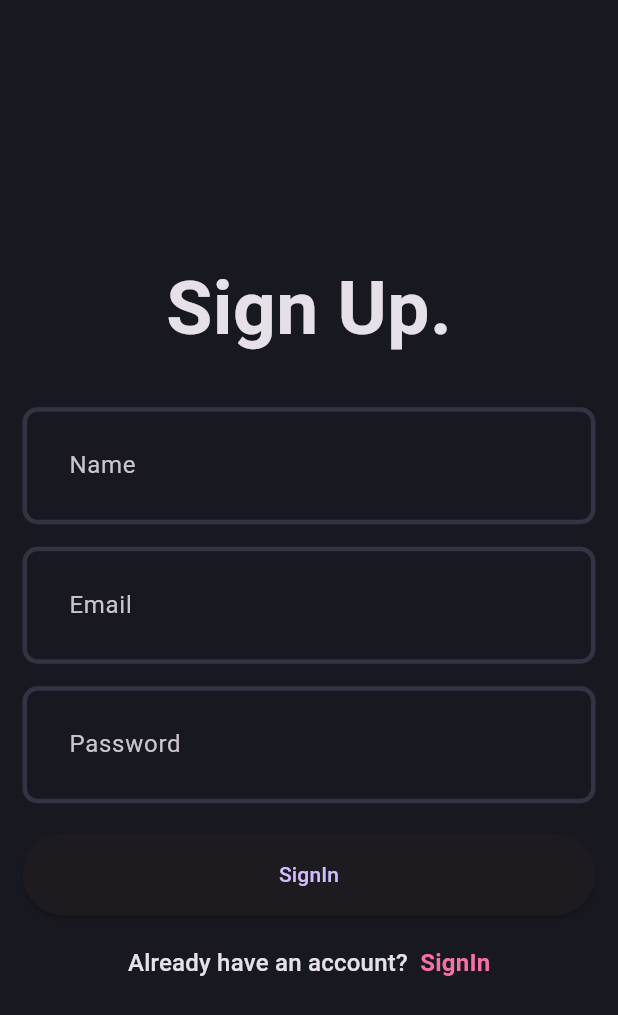
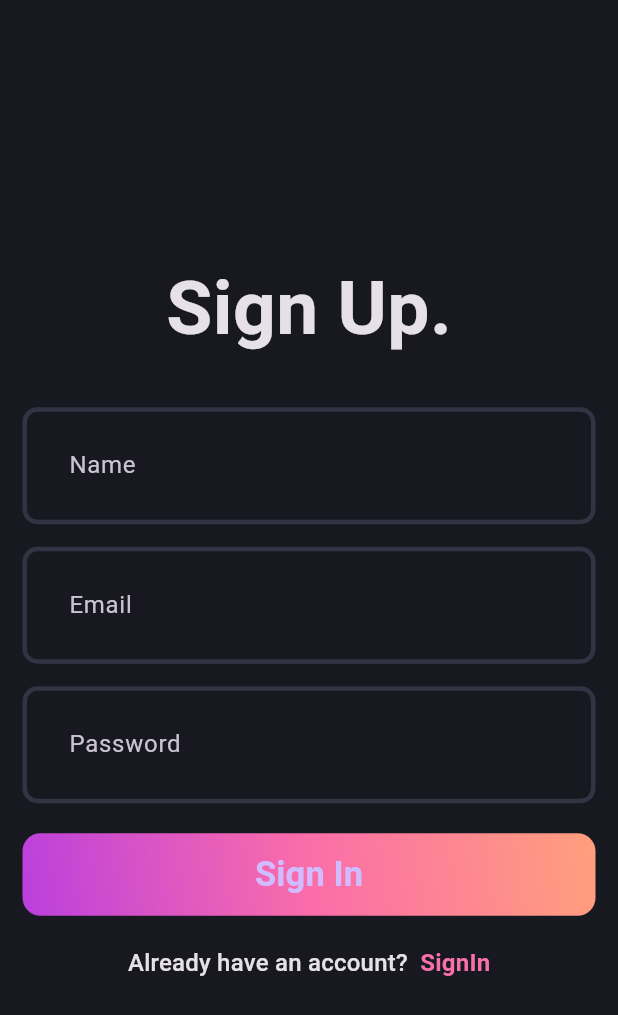
Before and after one commit to samuketema/Blog-app, a Flutter app: the screen it shows after launch, on a phone screen of 412 x 824 dp. Shown: the top 1015 px of the screen. Run offline on Flutter 3.47's test engine with Material 3 defaults, Android fonts, the phone set to English and light mode, and no system bars.

```diff
--- a/lib/features/auth/presentation/widgets/auth_gradient_button.dart
+++ b/lib/features/auth/presentation/widgets/auth_gradient_button.dart
@@ -6,12 +6,27 @@ class AuthGradientButton extends StatelessWidget {
 
   @override
   Widget build(BuildContext context) {
-    return ElevatedButton(
-      style: ElevatedButton.styleFrom(
-       fixedSize: const Size(395, 55)
+    return Container(
+      decoration: BoxDecoration(
+        borderRadius: BorderRadius.circular(12),
+        gradient: LinearGradient(colors: [
+          AppPallete.gradient1,
+          AppPallete.gradient2,
+          AppPallete.gradient3
+        ],
+        begin: Alignment.bottomLeft,
+        end: Alignment.topRight)
+
       ),
-      onPressed: () {},
-      child: Text('SignIn'),
+      child: ElevatedButton(
+        style: ElevatedButton.styleFrom(
+          backgroundColor: AppPallete.transparentColor,
+          shadowColor: AppPallete.transparentColor,
+         fixedSize: const Size(395, 55)
+        ),
+        onPressed: () {},
+        child: Text('Sign In' ,style: TextStyle(fontWeight: FontWeight.bold,fontSize: 23),),
+      ),
     );
   }
 }
```
